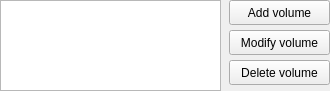
This is src.qt/hadesvm-kernel/KernelEditor.ui in akapustiatyahoocouk/hadesvm as Qt 5 draws it before an edit. The edited form follows.
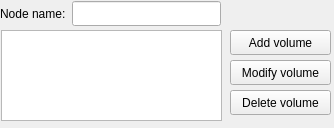
This is the edited form.

What changed in the file:
```diff
--- a/src.qt/hadesvm-kernel/KernelEditor.ui
+++ b/src.qt/hadesvm-kernel/KernelEditor.ui
@@ -6,8 +6,8 @@
    <rect>
     <x>0</x>
     <y>0</y>
-    <width>330</width>
-    <height>91</height>
+    <width>334</width>
+    <height>128</height>
    </rect>
   </property>
   <property name="windowTitle">
@@ -16,8 +16,8 @@
   <widget class="QListWidget" name="volumesListWidget">
    <property name="geometry">
     <rect>
-     <x>0</x>
-     <y>0</y>
+     <x>1</x>
+     <y>30</y>
      <width>221</width>
      <height>91</height>
     </rect>
@@ -26,8 +26,8 @@
   <widget class="QPushButton" name="addVolumePushButton">
    <property name="geometry">
     <rect>
-     <x>229</x>
-     <y>0</y>
+     <x>230</x>
+     <y>30</y>
      <width>101</width>
      <height>25</height>
     </rect>
@@ -39,8 +39,8 @@
   <widget class="QPushButton" name="modifyVolumePushButton">
    <property name="geometry">
     <rect>
-     <x>229</x>
-     <y>30</y>
+     <x>230</x>
+     <y>60</y>
      <width>101</width>
      <height>25</height>
     </rect>
@@ -52,8 +52,8 @@
   <widget class="QPushButton" name="deleteVolumePushButton">
    <property name="geometry">
     <rect>
-     <x>229</x>
-     <y>60</y>
+     <x>230</x>
+     <y>90</y>
      <width>101</width>
      <height>25</height>
     </rect>
@@ -62,6 +62,41 @@
     <string>Delete volume</string>
    </property>
   </widget>
+  <widget class="QWidget" name="">
+   <property name="geometry">
+    <rect>
+     <x>0</x>
+     <y>0</y>
+     <width>221</width>
+     <height>27</height>
+    </rect>
+   </property>
+   <layout class="QHBoxLayout" name="horizontalLayout">
+    <item>
+     <widget class="QLabel" name="nodeNameLabel">
+      <property name="maximumSize">
+       <size>
+        <width>16777215</width>
+        <height>17</height>
+       </size>
+      </property>
+      <property name="text">
+       <string>Node name:</string>
+      </property>
+     </widget>
+    </item>
+    <item>
+     <widget class="QLineEdit" name="nodeNameLineEdit">
+      <property name="maximumSize">
+       <size>
+        <width>16777215</width>
+        <height>25</height>
+       </size>
+      </property>
+     </widget>
+    </item>
+   </layout>
+  </widget>
  </widget>
  <resources/>
  <connections/>
```
Left out of the diff: 22 changed lines with no effect on the pictures.
